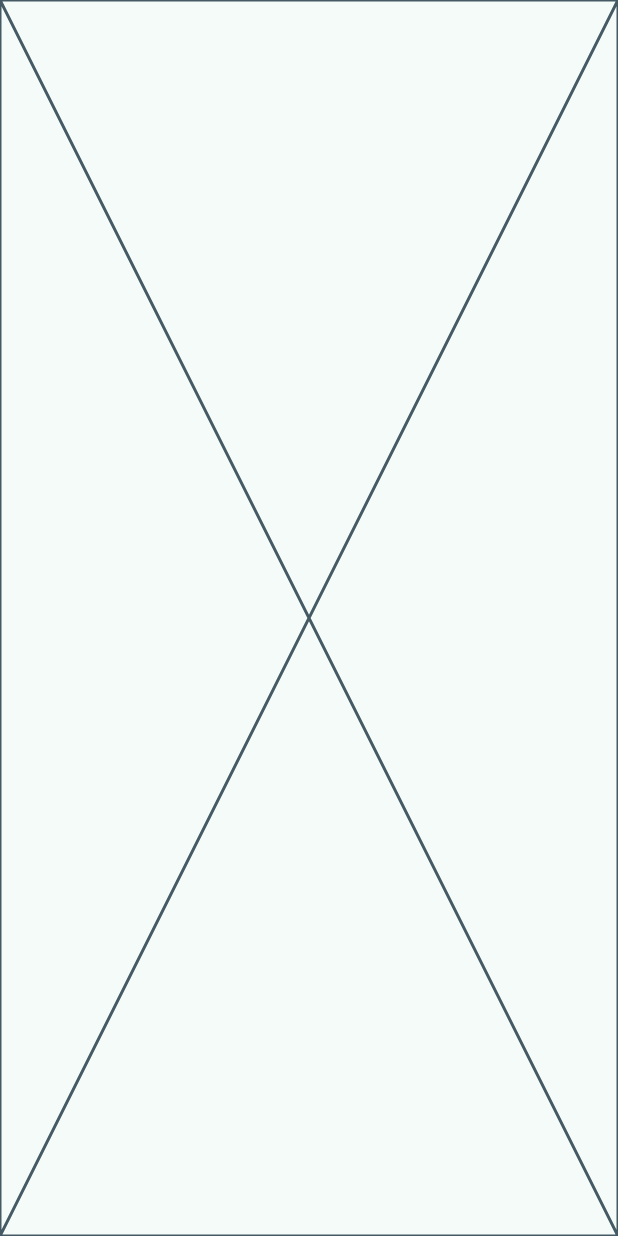
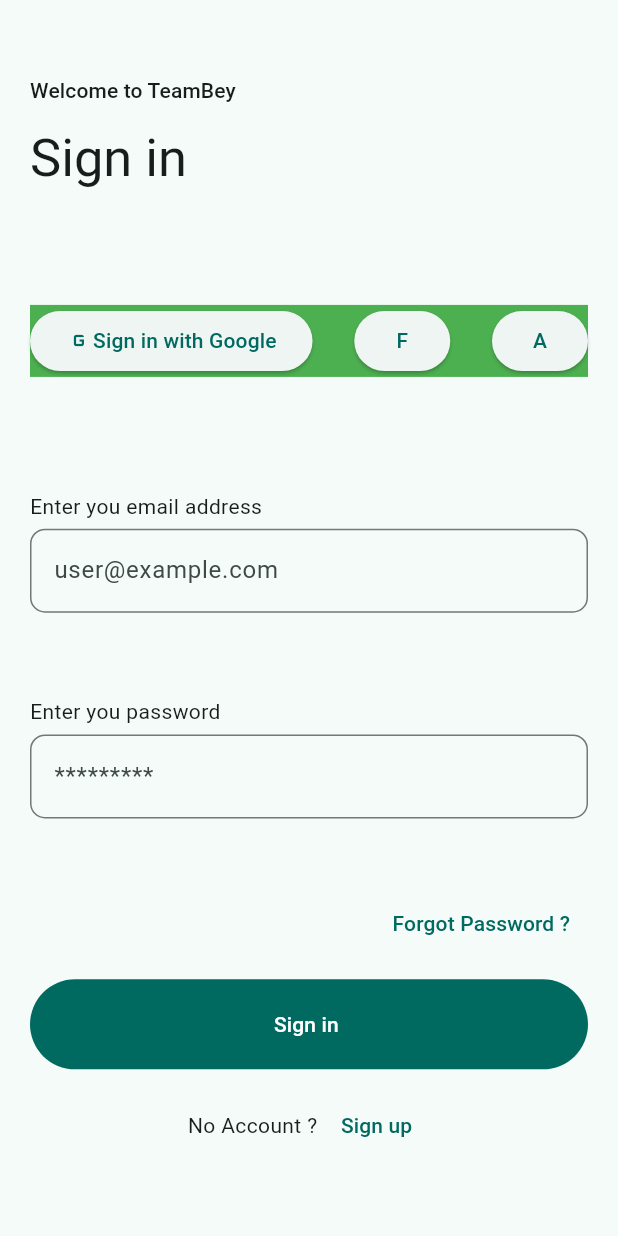
Before and after one commit to Zouuabi/pfa, a Flutter app: the screen it shows after launch, on a phone screen of 412 x 824 dp. Run offline on Flutter 3.47's test engine with Material 3 defaults, Android fonts, the phone set to English and light mode, and no system bars; missing offline and left inert: mongo_dart.

Commit message:
login implemented

```diff
--- a/mobile/lib/presentation/app.dart
+++ b/mobile/lib/presentation/app.dart
@@ -1,4 +1,6 @@
 import 'package:flutter/material.dart';
+
+import 'login/pages/login_page.dart';
 
 class MyApp extends StatelessWidget {
   const MyApp({super.key});
@@ -6,14 +8,13 @@
   @override
   Widget build(BuildContext context) {
     return MaterialApp(
+      debugShowCheckedModeBanner: false,
       title: 'Team Bey',
       theme: ThemeData(
         colorScheme: ColorScheme.fromSeed(seedColor: Colors.teal),
         useMaterial3: true,
       ),
-      home: const Scaffold(
-        body: Placeholder(),
-      ),
+      home: LoginPage(),
     );
   }
 }
--- /dev/null
+++ b/mobile/lib/presentation/login/pages/login_page.dart
@@ -0,0 +1,84 @@
+import 'package:flutter/material.dart';
+import 'package:mobile/presentation/shared/my_button.dart';
+import 'package:mobile/presentation/shared/my_text_field.dart';
+
+class LoginPage extends StatelessWidget {
+  const LoginPage({
+    super.key,
+  });
+
+  @override
+  Widget build(BuildContext context) {
+    return Scaffold(
+      body: Padding(
+        padding: const EdgeInsets.symmetric(horizontal: 20, vertical: 50),
+        child: Column(
+          mainAxisAlignment: MainAxisAlignment.spaceBetween,
+          crossAxisAlignment: CrossAxisAlignment.start,
+          children: [
+            Text(
+              'Welcome to TeamBey',
+              style: Theme.of(context).textTheme.titleSmall,
+            ),
+            Text(
+              'Sign in',
+              style: Theme.of(context).textTheme.titleLarge!.copyWith(
+                    fontSize: 35,
+                  ),
+            ),
+            const SizedBox(height: 50),
+            Container(
+              color: Colors.green,
+              child: Row(
+                mainAxisAlignment: MainAxisAlignment.spaceBetween,
+                children: [
+                  ElevatedButton(
+                      onPressed: () {},
+                      child: const Row(
+                        children: [
+                          Icon(Icons.g_mobiledata),
+                          Text('Sign in with Google')
+                        ],
+                      )),
+                  ElevatedButton(onPressed: () {}, child: Text('F')),
+                  ElevatedButton(onPressed: () {}, child: Text('A')),
+                ],
+              ),
+            ),
+            const SizedBox(height: 50),
+            const MyTextField(
+              label: 'Enter you email address',
+              hintText: 'user@example.com',
+            ),
+            const SizedBox(height: 30),
+            const MyTextField(
+              label: 'Enter you password',
+              hintText: '*********',
+            ),
+            const SizedBox(height: 20),
+            Align(
+              alignment: Alignment.centerRight,
+              child: TextButton(
+                onPressed: () {},
+                child: const Text('Forgot Password ?'),
+              ),
+            ),
+            MyButton(
+              child: 'Sign in ',
+              ontap: () {
+                // traitment 1
+              },
+            ),
+            Row(
+              mainAxisAlignment: MainAxisAlignment.center,
+              children: [
+                const Text('No Account ? '),
+                TextButton(onPressed: () {}, child: const Text('Sign up'))
+              ],
+            )
+          ],
+        ),
+      ),
+    );
+  }
+}
--- /dev/null
+++ b/mobile/lib/presentation/shared/my_button.dart
@@ -0,0 +1,15 @@
+import 'package:flutter/material.dart';
+
+class MyButton extends StatelessWidget {
+  const MyButton({super.key, required this.child, required this.ontap});
+  final String child;
+  final VoidCallback ontap;
+
+  @override
+  Widget build(BuildContext context) {
+    return SizedBox(
+        width: double.infinity,
+        height: 60,
+        child: FilledButton(onPressed: () {}, child: Text(child)));
+  }
+}
--- /dev/null
+++ b/mobile/lib/presentation/shared/my_text_field.dart
@@ -0,0 +1,25 @@
+import 'package:flutter/material.dart';
+
+class MyTextField extends StatelessWidget {
+  const MyTextField({super.key, required this.label, required this.hintText});
+
+  final String label;
+  final String hintText;
+
+  @override
+  Widget build(BuildContext context) {
+    return Column(
+      crossAxisAlignment: CrossAxisAlignment.start,
+      children: [
+        Text(label),
+        const SizedBox(height: 5),
+        TextField(
+          decoration: InputDecoration(
+              hintText: hintText,
+              border:
+                  OutlineInputBorder(borderRadius: BorderRadius.circular(10))),
+        )
+      ],
+    );
+  }
+}
```
Also changed, not shown: 1 other file.
